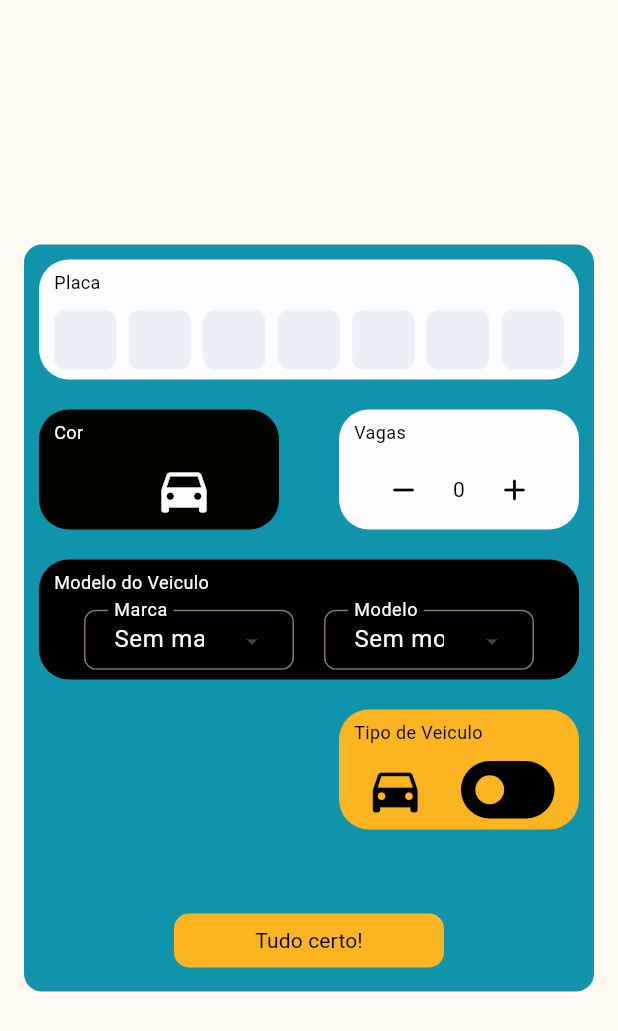
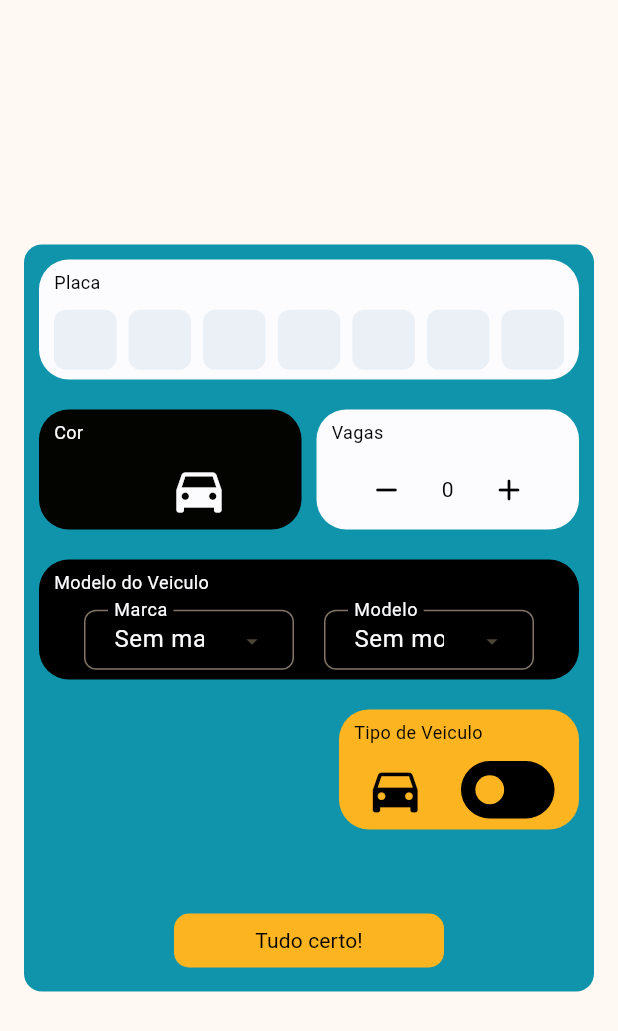
Before and after one commit to VitorFCM/usper, a Flutter app: the VehicleInputAlertDialog widget shown alone on an empty page, opened directly, on a phone screen of 412 x 824 dp. Shown: the top 1031 px of the screen. Run offline on Flutter 3.47's test engine with Material 3 defaults, Android fonts, the phone set to English and light mode, and no system bars; drawn by our look-alikes of pinput; our stand-ins replace bloc, flutter_bloc, flutter_colorpicker, flutter_dotenv, flutter_map, font_awesome_flutter and 3 more; missing offline and left inert: location_picker_flutter_map; accounts and stored records are empty; network calls fail.

Commit message:
Fix components width for smaller screens

```diff
--- a/lib/widgets/vehicle_input_alert_dialog.dart
+++ b/lib/widgets/vehicle_input_alert_dialog.dart
@@ -17,12 +17,25 @@ class VehicleInputAlertDialog extends StatelessWidget {
   Color vehicleColor = white;
   String colorName = "";
 
+  static const double dialogInsetPadding = 16;
+  static const double dialogContentPadding = 10;
+  static const double spaceBetweenColorAndPlaces = 10;
+  static const double placesMinWidth = 160;
+  static const double vehicleTypeMinWidth = 160;
+  late double equalWidth;
+
   @override
   Widget build(BuildContext context) {
     VehicleConfigurationController vehicleConfigurationController =
         BlocProvider.of<VehicleConfigurationController>(context);
 
     TextEditingController plateController = TextEditingController();
+
+    equalWidth = (MediaQuery.of(context).size.width -
+            2 * dialogInsetPadding -
+            spaceBetweenColorAndPlaces -
+            2 * dialogContentPadding) /
+        2;
 
     return BlocListener<VehicleConfigurationController,
         VehicleConfigurationState>(
@@ -37,12 +50,13 @@ class VehicleInputAlertDialog extends StatelessWidget {
         }
       },
       child: Dialog(
-          insetPadding: const EdgeInsets.only(right: 16.0, left: 16.0),
+          insetPadding: const EdgeInsets.only(
+              right: dialogInsetPadding, left: dialogInsetPadding),
           shape: const RoundedRectangleBorder(
               borderRadius: BorderRadius.all(Radius.circular(12.0))),
           backgroundColor: blue,
           child: Padding(
-            padding: const EdgeInsets.all(10),
+            padding: const EdgeInsets.all(dialogContentPadding),
             child: Column(
               mainAxisSize: MainAxisSize.min,
               children: [
@@ -62,7 +76,7 @@ class VehicleInputAlertDialog extends StatelessWidget {
                   mainAxisAlignment: MainAxisAlignment.spaceBetween,
                   children: [
                     colorSelectorSection(context),
-                    const SizedBox(width: 10),
+                    const SizedBox(width: spaceBetweenColorAndPlaces),
                     seatsCounterSection(vehicleConfigurationController),
                   ],
                 ),
@@ -115,8 +129,11 @@ class VehicleInputAlertDialog extends StatelessWidget {
                 )
               ]),
           textColor: vehicleColor,
-            minWidth: 160,
-            width: 120);
+          minWidth: 40,
+          width: (equalWidth < placesMinWidth)
+              ? equalWidth * 2 - placesMinWidth
+              : equalWidth,
+        );
       }),
     );
   }
@@ -162,8 +179,8 @@ class VehicleInputAlertDialog extends StatelessWidget {
           ],
         ),
         textColor: Colors.black,
-        minWidth: 160,
-        width: 120);
+        minWidth: placesMinWidth,
+        width: equalWidth);
   }
 
   Widget vehicleTypeSection(
@@ -217,8 +234,8 @@ class VehicleInputAlertDialog extends StatelessWidget {
           );
         }),
         textColor: Colors.black,
-        minWidth: 160,
-        width: 120);
+        minWidth: vehicleTypeMinWidth,
+        width: vehicleTypeMinWidth);
   }
 
   Widget vehicleModelSection(
```
Lines whose indentation alone changed are shown as unchanged.
